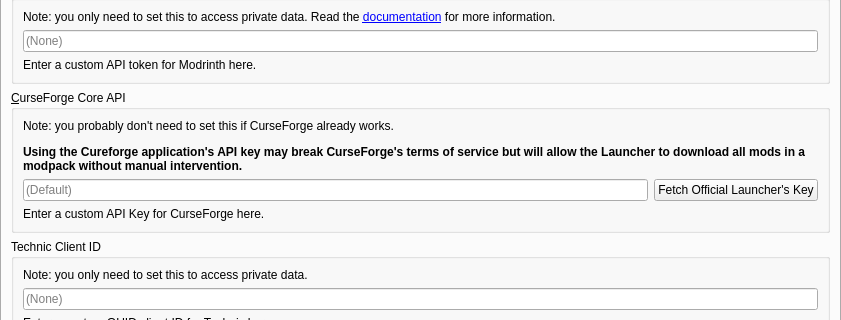
Above: launcher/ui/pages/global/APIPage.ui from mrauflo/orius before the change; both pictures show x 0 to 841 and y 163 to 483 of the 841 by 620 pixel window. Below: the same form after it.
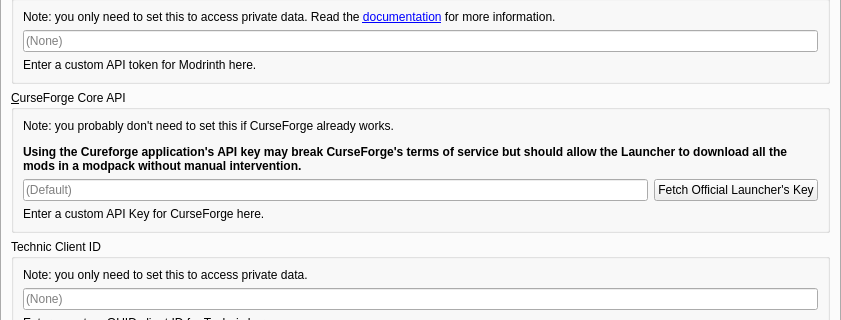
That is the form after the change. The open tabs and pages were chosen to show the change.

Commit message: Update: CurseForge comments

Diff of the .ui file:
```diff
--- a/launcher/ui/pages/global/APIPage.ui
+++ b/launcher/ui/pages/global/APIPage.ui
@@ -294,7 +294,7 @@
              </sizepolicy>
             </property>
             <property name="text">
-             <string>&lt;html&gt;&lt;head/&gt;&lt;body&gt;&lt;p&gt;Note: you probably don't need to set this if CurseForge already works.&lt;/p&gt;&lt;p&gt;&lt;span style=&quot; font-weight:700;&quot;&gt;Using the Cureforge application's API key may break CurseForge's terms of service but will allow the Launcher to download all mods in a modpack without manual intervention.&lt;/span&gt;&lt;/p&gt;&lt;/body&gt;&lt;/html&gt;</string>
+             <string>&lt;html&gt;&lt;head/&gt;&lt;body&gt;&lt;p&gt;Note: you probably don't need to set this if CurseForge already works.&lt;/p&gt;&lt;p&gt;&lt;span style=&quot; font-weight:700;&quot;&gt;Using the Cureforge application's API key may break CurseForge's terms of service but should allow the Launcher to download all the mods in a modpack without manual intervention.&lt;/span&gt;&lt;/p&gt;&lt;/body&gt;&lt;/html&gt;</string>
              </property>
             <property name="wordWrap">
              <bool>true</bool>
```
The commit also changes 1 other file.
